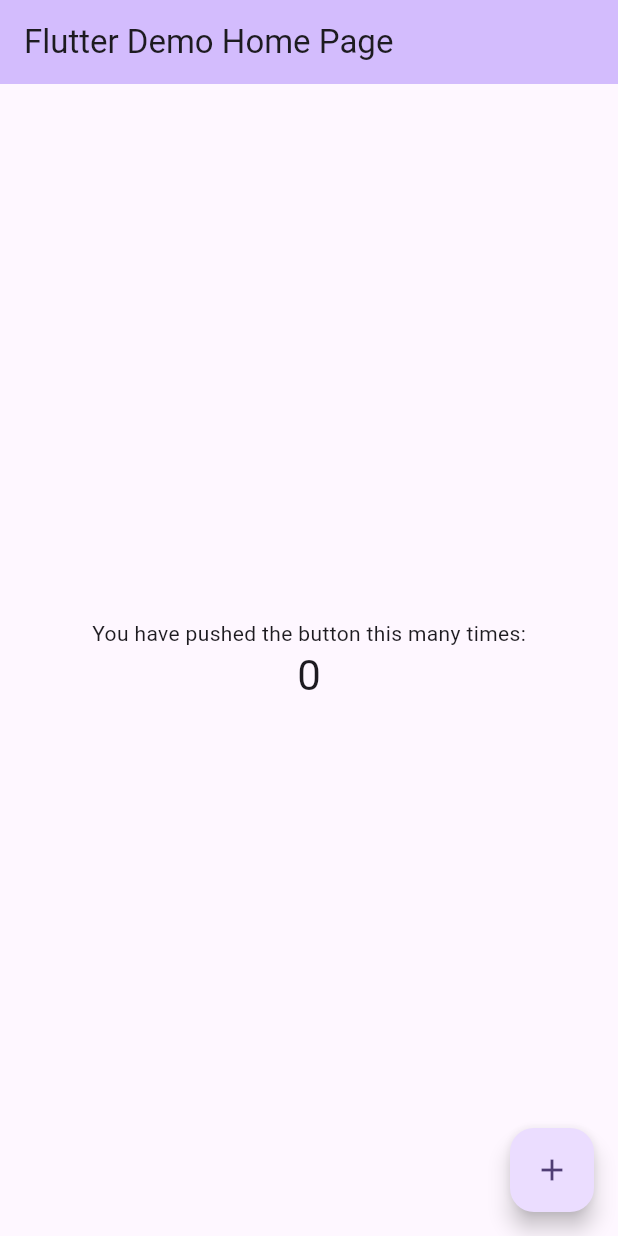
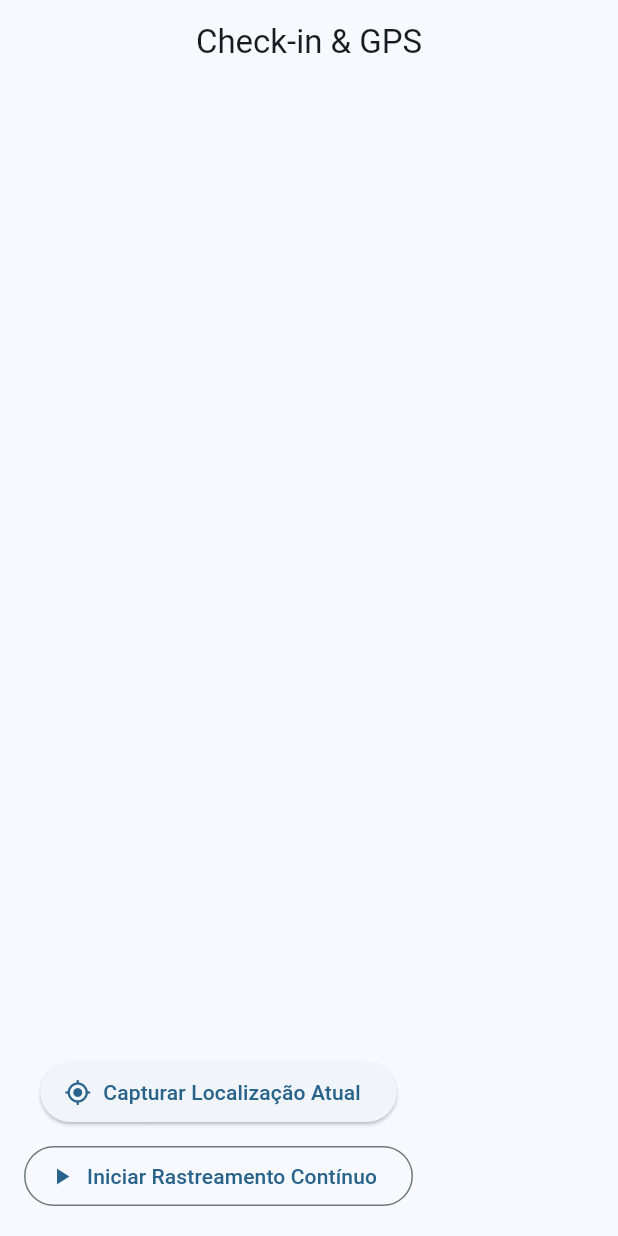
Before and after one commit to Vinicius-Santos234/exercicio_aula14_geolocalizacao, a Flutter app: the screen it shows after launch, on a phone screen of 412 x 824 dp. Run offline on Flutter 3.47's test engine with Material 3 defaults, Android fonts, the phone set to English and light mode, and no system bars; our stand-ins replace geolocator.

Commit message:
feat: constroi interface de check-in com coordenadas e rastreamento em tempo real

```diff
--- a/lib/main.dart
+++ b/lib/main.dart
@@ -1,122 +1,21 @@
 import 'package:flutter/material.dart';
 
-void main() {
-  runApp(const MyApp());
-}
+import 'screens/geolocalizacao_screen.dart';
 
-class MyApp extends StatelessWidget {
-  const MyApp({super.key});
+void main() => runApp(const MeuApp());
 
-  // This widget is the root of your application.
+class MeuApp extends StatelessWidget {
+  const MeuApp({super.key});
+
   @override
   Widget build(BuildContext context) {
     return MaterialApp(
-      title: 'Flutter Demo',
-      theme: ThemeData(
-        // This is the theme of your application.
-        //
-        // TRY THIS: Try running your application with "flutter run". You'll see
-        // the application has a purple toolbar. Then, without quitting the app,
-        // try changing the seedColor in the colorScheme below to Colors.green
-        // and then invoke "hot reload" (save your changes or press the "hot
-        // reload" button in a Flutter-supported IDE, or press "r" if you used
-        // the command line to start the app).
-        //
-        // Notice that the counter didn't reset back to zero; the application
-        // state is not lost during the reload. To reset the state, use hot
-        // restart instead.
-        //
-        // This works for code too, not just values: Most code changes can be
-        // tested with just a hot reload.
-        colorScheme: .fromSeed(seedColor: Colors.deepPurple),
-      ),
-      home: const MyHomePage(title: 'Flutter Demo Home Page'),
+      debugShowCheckedModeBanner: false,
+      title: 'Aula 14 - GPS',
+      // O roteiro usa Colors.sky, que não existe no Flutter (erro de
+      // compilação). Colors.lightBlue é o tom azul-céu mais próximo.
+      theme: ThemeData(useMaterial3: true, colorSchemeSeed: Colors.lightBlue),
+      home: const GeolocalizacaoScreen(),
     );
   }
 }
-
-class MyHomePage extends StatefulWidget {
-  const MyHomePage({super.key, required this.title});
-
-  // This widget is the home page of your application. It is stateful, meaning
-  // that it has a State object (defined below) that contains fields that affect
-  // how it looks.
-
-  // This class is the configuration for the state. It holds the values (in this
-  // case the title) provided by the parent (in this case the App widget) and
-  // used by the build method of the State. Fields in a Widget subclass are
-  // always marked "final".
-
-  final String title;
-
-  @override
-  State<MyHomePage> createState() => _MyHomePageState();
-}
-
-class _MyHomePageState extends State<MyHomePage> {
-  int _counter = 0;
-
-  void _incrementCounter() {
-    setState(() {
-      // This call to setState tells the Flutter framework that something has
-      // changed in this State, which causes it to rerun the build method below
-      // so that the display can reflect the updated values. If we changed
-      // _counter without calling setState(), then the build method would not be
-      // called again, and so nothing would appear to happen.
-      _counter++;
-    });
-  }
-
-  @override
-  Widget build(BuildContext context) {
-    // This method is rerun every time setState is called, for instance as done
-    // by the _incrementCounter method above.
-    //
-    // The Flutter framework has been optimized to make rerunning build methods
-    // fast, so that you can just rebuild anything that needs updating rather
-    // than having to individually change instances of widgets.
-    return Scaffold(
-      appBar: AppBar(
-        // TRY THIS: Try changing the color here to a specific color (to
-        // Colors.amber, perhaps?) and trigger a hot reload to see the AppBar
-        // change color while the other colors stay the same.
-        backgroundColor: Theme.of(context).colorScheme.inversePrimary,
-        // Here we take the value from the MyHomePage object that was created by
-        // the App.build method, and use it to set our appbar title.
-        title: Text(widget.title),
-      ),
-      body: Center(
-        // Center is a layout widget. It takes a single child and positions it
-        // in the middle of the parent.
-        child: Column(
-          // Column is also a layout widget. It takes a list of children and
-          // arranges them vertically. By default, it sizes itself to fit its
-          // children horizontally, and tries to be as tall as its parent.
-          //
-          // Column has various properties to control how it sizes itself and
-          // how it positions its children. Here we use mainAxisAlignment to
-          // center the children vertically; the main axis here is the vertical
-          // axis because Columns are vertical (the cross axis would be
-          // horizontal).
-          //
-          // TRY THIS: Invoke "debug painting" (choose the "Toggle Debug Paint"
-          // action in the IDE, or press "p" in the console), to see the
-          // wireframe for each widget.
-          mainAxisAlignment: .center,
-          children: [
-            const Text('You have pushed the button this many times:'),
-            Text(
-              '$_counter',
-              style: Theme.of(context).textTheme.headlineMedium,
-            ),
-          ],
-        ),
-      ),
-      floatingActionButton: FloatingActionButton(
-        onPressed: _incrementCounter,
-        tooltip: 'Increment',
-        child: const Icon(Icons.add),
-      ),
-    );
-  }
-}
--- /dev/null
+++ b/lib/screens/geolocalizacao_screen.dart
@@ -0,0 +1,132 @@
+import 'dart:async';
+
+import 'package:flutter/material.dart';
+import 'package:geolocator/geolocator.dart';
+
+import '../services/location_service.dart';
+
+class GeolocalizacaoScreen extends StatefulWidget {
+  const GeolocalizacaoScreen({super.key});
+
+  @override
+  State<GeolocalizacaoScreen> createState() => _GeolocalizacaoScreenState();
+}
+
+class _GeolocalizacaoScreenState extends State<GeolocalizacaoScreen> {
+  final _locationService = LocationService();
+  Position? _posicaoAtual;
+  bool _carregando = false;
+  String? _mensagemErro;
+  StreamSubscription<Position>? _positionStreamSub;
+  bool _rastreando = false;
+
+  Future<void> _buscarLocalizacao() async {
+    setState(() {
+      _carregando = true;
+      _mensagemErro = null;
+    });
+    try {
+      final posicao = await _locationService.obterPosicaoAtual();
+      setState(() => _posicaoAtual = posicao);
+    } catch (e) {
+      setState(
+        () => _mensagemErro = e.toString().replaceAll('Exception: ', ''),
+      );
+    } finally {
+      setState(() => _carregando = false);
+    }
+  }
+
+  void _alternarRastreamento() {
+    if (_rastreando) {
+      _positionStreamSub?.cancel();
+      setState(() => _rastreando = false);
+    } else {
+      setState(() => _rastreando = true);
+      _positionStreamSub = _locationService.monitorarPosicao().listen(
+        (pos) => setState(() => _posicaoAtual = pos),
+        onError: (err) => setState(() => _mensagemErro = err.toString()),
+      );
+    }
+  }
+
+  @override
+  void dispose() {
+    _positionStreamSub?.cancel();
+    super.dispose();
+  }
+
+  @override
+  Widget build(BuildContext context) {
+    return Scaffold(
+      appBar: AppBar(title: const Text('Check-in & GPS'), centerTitle: true),
+      body: Padding(
+        padding: const EdgeInsets.all(16.0),
+        child: Column(
+          children: [
+            if (_carregando) const CircularProgressIndicator(),
+            if (_mensagemErro != null)
+              Card(
+                color: Colors.red.shade100,
+                child: Padding(
+                  padding: const EdgeInsets.all(12.0),
+                  child: Text(
+                    _mensagemErro!,
+                    style: const TextStyle(color: Colors.red),
+                  ),
+                ),
+              ),
+            if (_posicaoAtual != null) ...[
+              Card(
+                elevation: 3,
+                child: Column(
+                  children: [
+                    ListTile(
+                      leading: const Icon(
+                        Icons.my_location,
+                        color: Colors.blue,
+                      ),
+                      title: const Text('Latitude'),
+                      subtitle: Text('${_posicaoAtual!.latitude}'),
+                    ),
+                    ListTile(
+                      leading: const Icon(
+                        Icons.location_on,
+                        color: Colors.green,
+                      ),
+                      title: const Text('Longitude'),
+                      subtitle: Text('${_posicaoAtual!.longitude}'),
+                    ),
+                    ListTile(
+                      leading: const Icon(Icons.speed, color: Colors.orange),
+                      title: const Text('Precisão / Altitude'),
+                      subtitle: Text(
+                        'Precisão: ${_posicaoAtual!.accuracy.toStringAsFixed(1)}m | Alt: ${_posicaoAtual!.altitude.toStringAsFixed(1)}m',
+                      ),
+                    ),
+                  ],
+                ),
+              ),
+            ],
+            const Spacer(),
+            ElevatedButton.icon(
+              onPressed: _carregando ? null : _buscarLocalizacao,
+              icon: const Icon(Icons.gps_fixed),
+              label: const Text('Capturar Localização Atual'),
+            ),
+            const SizedBox(height: 8),
+            OutlinedButton.icon(
+              onPressed: _alternarRastreamento,
+              icon: Icon(_rastreando ? Icons.stop : Icons.play_arrow),
+              label: Text(
+                _rastreando
+                    ? 'Parar Rastreamento'
+                    : 'Iniciar Rastreamento Contínuo',
+              ),
+            ),
+          ],
+        ),
+      ),
+    );
+  }
+}
```
Also changed, not shown: 1 other file.
